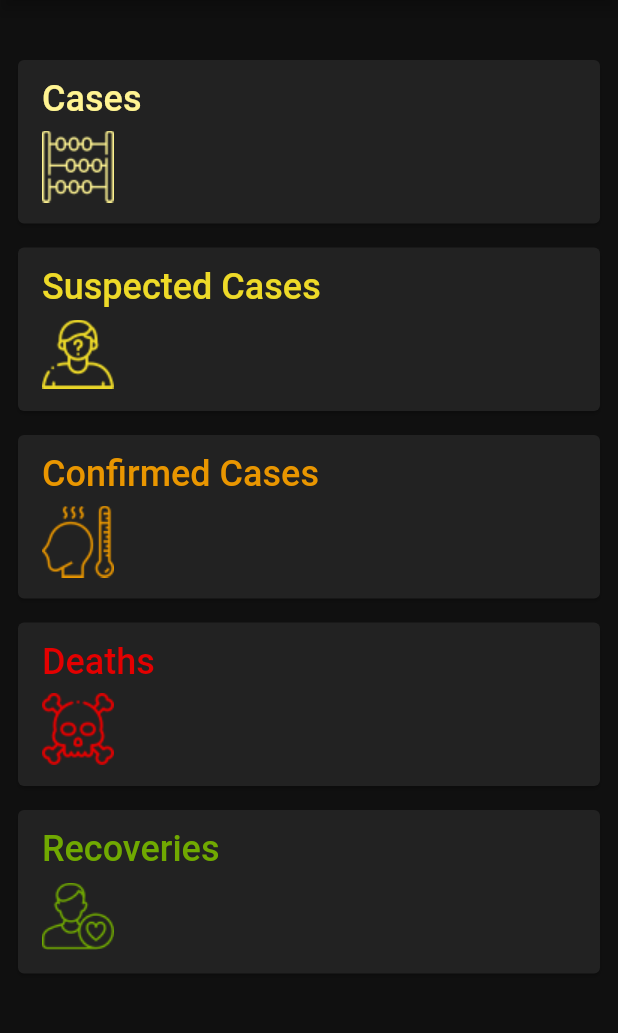
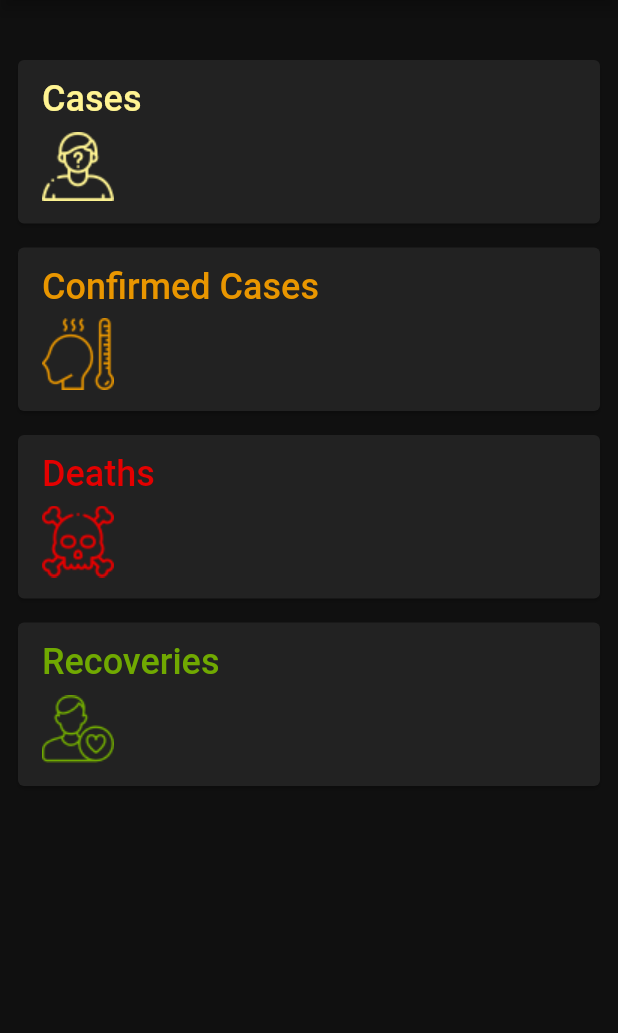
Before and after one commit to pdxmike/coronavirus_flutter, a Flutter app: the screen it shows after launch, on a phone screen of 412 x 824 dp, the part 84-1117 px from its top. Run offline on Flutter 3.47's test engine with Material 2 defaults, Android fonts, the phone set to English and light mode, and no system bars; network calls fail.

Commit message:
Remove suspected cases

```diff
--- a/lib/app/repositories/enpoints_data.dart
+++ b/lib/app/repositories/enpoints_data.dart
@@ -7,12 +7,11 @@ class EndpointsData {
   final Map<Endpoint, EndpointData> values;
 
   EndpointData get cases => values[Endpoint.cases];
-  EndpointData get casesSuspected => values[Endpoint.casesSuspected];
   EndpointData get casesConfirmed => values[Endpoint.casesConfirmed];
   EndpointData get deaths => values[Endpoint.deaths];
   EndpointData get recovered => values[Endpoint.recovered];
 
   @override
   String toString() =>
-    'cases: $cases, suspected: $casesSuspected, confirmed: $casesConfirmed, deaths: $deaths, recovered: $recovered';
+    'cases: $cases, confirmed: $casesConfirmed, deaths: $deaths, recovered: $recovered';
 }
--- a/lib/app/services/api.dart
+++ b/lib/app/services/api.dart
@@ -3,7 +3,6 @@ import 'package:flutter/foundation.dart';
 
 enum Endpoint {
   cases,
-  casesSuspected,
   casesConfirmed,
   deaths,
   recovered,
@@ -36,7 +35,6 @@ class API {
 
   static Map<Endpoint, String> _paths = {
     Endpoint.cases: 'cases',
-    Endpoint.casesSuspected: 'cases/suspected',
     Endpoint.casesConfirmed: 'cases/confirmed',
     Endpoint.deaths: 'deaths',
     Endpoint.recovered: 'recovered',
--- a/lib/app/services/api_service.dart
+++ b/lib/app/services/api_service.dart
@@ -57,7 +57,6 @@ class APIService {
 
   static Map<Endpoint, String> _responseJsonKeys = {
     Endpoint.cases: 'cases',
-    Endpoint.casesSuspected: 'data',
     Endpoint.casesConfirmed: 'data',
     Endpoint.deaths: 'data',
     Endpoint.recovered: 'data',
--- a/lib/app/ui/endpoint_card.dart
+++ b/lib/app/ui/endpoint_card.dart
@@ -16,9 +16,7 @@ class EndpointCard extends StatelessWidget {
 
   static Map<Endpoint, EndpointCardData> _cardsData = {
     Endpoint.cases:
-        EndpointCardData('Cases', 'assets/count.png', Color(0xFFFFF492)),
-    Endpoint.casesSuspected: EndpointCardData(
-        'Suspected Cases', 'assets/suspect.png', Color(0xFFEEDA28)),
+        EndpointCardData('Cases', 'assets/suspect.png', Color(0xFFFFF492)),
     Endpoint.casesConfirmed: EndpointCardData(
         'Confirmed Cases', 'assets/fever.png', Color(0xFFE99600)),
     Endpoint.deaths:
```
Also changed, not shown: lib/app/repositories/data_repository.dart (+3 -6 lines), 1 other file.
